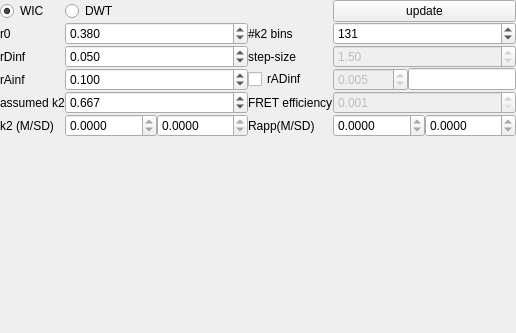
The window that chisurf/plugins/kappa2_dist/kappa2_dist.ui (Fluorescence-Tools/chisurf) describes before a commit, drawn with Qt 5.
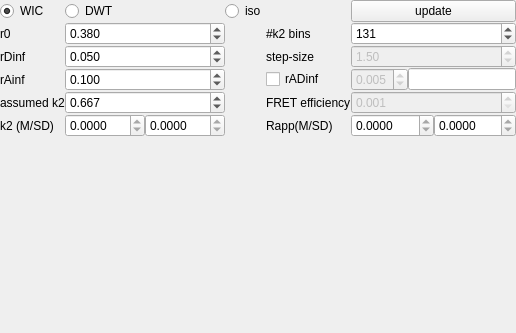
The same window after the commit. Icons and pictures are not drawn.

Commit message: Add kappa2 setter and orientation spectrum handling in FRET model

The edit to the form file:
```diff
--- a/chisurf/plugins/kappa2_dist/kappa2_dist.ui
+++ b/chisurf/plugins/kappa2_dist/kappa2_dist.ui
@@ -335,6 +335,19 @@
      </property>
     </widget>
    </item>
+   <item row="0" column="3">
+    <widget class="QRadioButton" name="radioButton_iso">
+     <property name="sizePolicy">
+      <sizepolicy hsizetype="Fixed" vsizetype="Fixed">
+       <horstretch>0</horstretch>
+       <verstretch>0</verstretch>
+      </sizepolicy>
+     </property>
+     <property name="text">
+      <string>iso</string>
+     </property>
+    </widget>
+   </item>
    <item row="6" column="0">
     <widget class="QLabel" name="label">
      <property name="text">
```
The commit also changes 6 other files.
